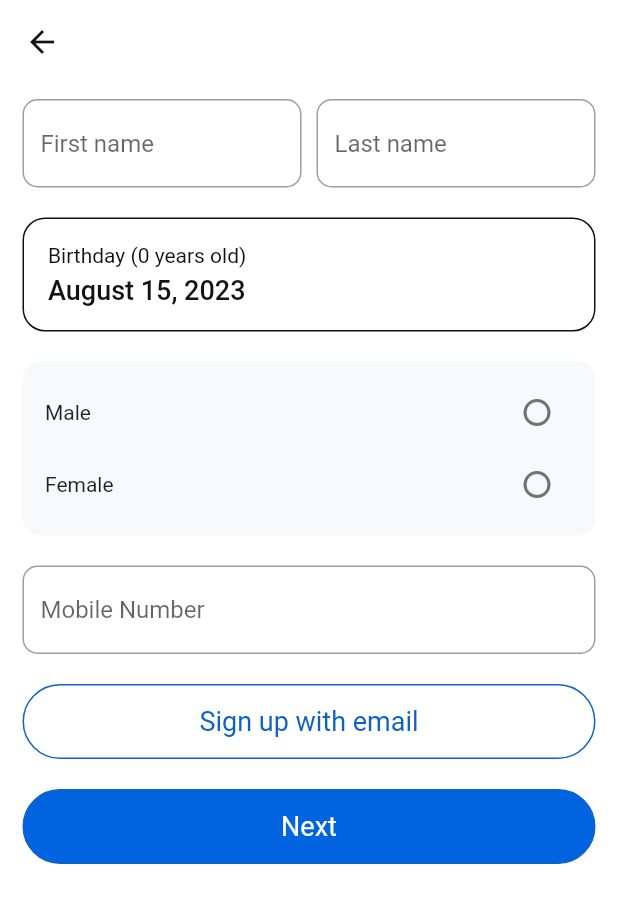
After one commit to mohammadzamaniaf/Facehub, a Flutter app: the CreateAccountScreen screen opened by its route, on a phone screen of 412 x 824 dp. The commit adds this screen. Shown: the top 903 px of the screen. Run offline on Flutter 3.47's test engine with Material 2 defaults, Android fonts, the phone set to English and light mode, and no system bars; our stand-ins replace flutter_holo_date_picker, font_awesome_flutter, jiffy.

Commit message:
designed create account and login screens.

```diff
--- /dev/null
+++ b/lib/config/routes/routes.dart
@@ -0,0 +1,36 @@
+import 'package:flutter/cupertino.dart';
+import 'package:flutter/material.dart';
+
+import '/core/screens/error_screen.dart';
+import '/features/auth/presentation/screens/create_account_screen.dart';
+import '/features/auth/presentation/screens/verify_email_screen.dart';
+import '/features/auth/presentation/screens/verify_otp_screen.dart';
+
+class Routes {
+  static Route onGenerateRoute(RouteSettings settings) {
+    switch (settings.name) {
+      case CreateAccountScreen.routeName:
+        return _cupertinoRoute(const CreateAccountScreen());
+      case VerifyEmailScreen.routeName:
+        return _cupertinoRoute(const VerifyEmailScreen());
+      case VerifyOTPScreen.routeName:
+        return _cupertinoRoute(const VerifyOTPScreen());
+
+      default:
+        return _materialRoute(
+          ErrorScreen(error: 'Wrong Route provided ${settings.name}'),
+        );
+    }
+  }
+
+  // Build material routes for views
+  static Route _materialRoute(Widget view) => MaterialPageRoute(
+        builder: (_) => view,
+      );
+
+  static Route _cupertinoRoute(Widget view) => CupertinoPageRoute(
+        builder: (_) => view,
+      );
+
+  Routes._();
+}
--- /dev/null
+++ b/lib/core/constants/paddings.dart
@@ -0,0 +1,10 @@
+import 'package:flutter/material.dart';
+
+class Paddings {
+  static const defaultPadding = EdgeInsets.symmetric(
+    horizontal: 15,
+    vertical: 10,
+  );
+
+  Paddings._();
+}
--- /dev/null
+++ b/lib/features/auth/presentation/screens/create_account_screen.dart
@@ -0,0 +1,155 @@
+import 'package:facehub/features/auth/presentation/screens/verify_email_screen.dart';
+import 'package:facehub/features/auth/presentation/screens/verify_otp_screen.dart';
+import 'package:flutter/material.dart';
+
+import '/core/constants/app_colors.dart';
+import '/core/constants/paddings.dart';
+import '/core/constants/utils/utils.dart';
+import '/features/auth/presentation/widgets/birthday_picker.dart';
+import '/features/auth/presentation/widgets/gender_picker.dart';
+import '/features/auth/presentation/widgets/round_button.dart';
+import '/features/auth/presentation/widgets/round_text_field.dart';
+
+class CreateAccountScreen extends StatefulWidget {
+  const CreateAccountScreen({super.key});
+
+  static const routeName = '/create-account';
+
+  @override
+  State<CreateAccountScreen> createState() => _CreateAccountScreenState();
+}
+
+class _CreateAccountScreenState extends State<CreateAccountScreen> {
+  DateTime? _birthDay;
+  String? gender;
+  bool useEmail = false;
+  late final TextEditingController _emailController;
+  late final TextEditingController _fNameController;
+  late final TextEditingController _lNameController;
+  late final TextEditingController _birthdayController;
+  late final TextEditingController _phoneNumberController;
+
+  @override
+  void initState() {
+    _emailController = TextEditingController();
+    _fNameController = TextEditingController();
+    _lNameController = TextEditingController();
+    _birthdayController = TextEditingController();
+    _phoneNumberController = TextEditingController();
+    super.initState();
+  }
+
+  @override
+  void dispose() {
+    _emailController.dispose();
+    _fNameController.dispose();
+    _lNameController.dispose();
+    _birthdayController.dispose();
+    _phoneNumberController.dispose();
+    super.dispose();
+  }
+
+  @override
+  Widget build(BuildContext context) {
+    return Scaffold(
+      backgroundColor: AppColors.realWhiteColor,
+      appBar: AppBar(),
+      body: SingleChildScrollView(
+        child: Padding(
+          padding: Paddings.defaultPadding,
+          child: Column(
+            children: [
+              Row(
+                children: [
+                  // First Name Text Field
+                  Expanded(
+                    child: RoundTextField(
+                      controller: _fNameController,
+                      hintText: 'First name',
+                      textInputAction: TextInputAction.next,
+                    ),
+                  ),
+                  const SizedBox(width: 10),
+                  // Last Name Text Field
+                  Expanded(
+                    child: RoundTextField(
+                      controller: _lNameController,
+                      hintText: 'Last name',
+                      textInputAction: TextInputAction.next,
+                    ),
+                  ),
+                ],
+              ),
+              const SizedBox(height: 20),
+              // Birthday picker
+              BirthdayPicker(
+                onPressed: () async {
+                  _birthDay = await pickSimpleDate(
+                        context: context,
+                        date: _birthDay,
+                      ) ??
+                      DateTime.now();
+                  setState(() {});
+                },
+                dateTime: _birthDay ?? DateTime.now(),
+              ),
+              const SizedBox(height: 20),
+              // Gender Picker
+              GenderPicker(
+                gender: gender,
+                onChanged: (value) {
+                  gender = value;
+                  setState(() {});
+                },
+              ),
+              const SizedBox(height: 20),
+              // Phone number / email text field
+              useEmail
+                  ? RoundTextField(
+                      controller: _emailController,
+                      hintText: 'Email',
+                      textInputAction: TextInputAction.done,
+                      keyboardType: TextInputType.emailAddress,
+                    )
+                  : RoundTextField(
+                      controller: _phoneNumberController,
+                      hintText: 'Mobile Number',
+                      textInputAction: TextInputAction.done,
+                      keyboardType: TextInputType.phone,
+                    ),
+              const SizedBox(height: 20),
+              RoundButton(
+                onPressed: () {
+                  useEmail = !useEmail;
+                  setState(() {});
+                },
+                label: useEmail
+                    ? 'Sign up with phone number'
+                    : 'Sign up with email',
+                color: Colors.transparent,
+              ),
+              const SizedBox(height: 20),
+              // Next Button
+              RoundButton(
+                onPressed: () {
+                  if (useEmail) {
+                    // Go to verify email screen
+                    Navigator.of(context).pushNamed(
+                      VerifyEmailScreen.routeName,
+                    );
+                  } else {
+                    // Go to verify otp screen
+                    Navigator.of(context).pushNamed(
+                      VerifyOTPScreen.routeName,
+                    );
+                  }
+                },
+                label: 'Next',
+              ),
+            ],
+          ),
+        ),
+      ),
+    );
+  }
+}
--- /dev/null
+++ b/lib/features/auth/presentation/screens/verify_email_screen.dart
@@ -0,0 +1,16 @@
+import 'package:flutter/material.dart';
+
+class VerifyEmailScreen extends StatelessWidget {
+  const VerifyEmailScreen({super.key});
+
+  static const routeName = '/verify-email-screen';
+
+  @override
+  Widget build(BuildContext context) {
+    return const Scaffold(
+      body: Center(
+        child: Text('Verify Email Screen'),
+      ),
+    );
+  }
+}
--- /dev/null
+++ b/lib/features/auth/presentation/widgets/birthday_picker.dart
@@ -0,0 +1,50 @@
+import 'package:flutter/material.dart';
+import 'package:jiffy/jiffy.dart';
+
+import '/core/constants/app_colors.dart';
+
+class BirthdayPicker extends StatelessWidget {
+  const BirthdayPicker({
+    super.key,
+    required this.dateTime,
+    required this.onPressed,
+  });
+
+  final DateTime dateTime;
+  final VoidCallback onPressed;
+
+  @override
+  Widget build(BuildContext context) {
+    return InkWell(
+      onTap: onPressed,
+      child: Container(
+        width: double.infinity,
+        padding: const EdgeInsets.all(16.0),
+        decoration: BoxDecoration(
+          borderRadius: BorderRadius.circular(15),
+          border: Border.all(color: AppColors.blackColor),
+        ),
+        child: Column(
+          crossAxisAlignment: CrossAxisAlignment.start,
+          children: [
+            Text(
+              'Birthday (${DateTime.now().year - dateTime.year} years old)',
+              style: const TextStyle(
+                color: AppColors.blackColor,
+              ),
+            ),
+            const SizedBox(height: 5),
+            Text(
+              Jiffy.parseFromDateTime(dateTime).yMMMMd,
+              style: const TextStyle(
+                fontSize: 18,
+                color: AppColors.blackColor,
+                fontWeight: FontWeight.w500,
+              ),
+            ),
+          ],
+        ),
+      ),
+    );
+  }
+}
--- /dev/null
+++ b/lib/features/auth/presentation/widgets/gender_picker.dart
@@ -0,0 +1,44 @@
+// ignore_for_file: public_member_api_docs, sort_constructors_first
+import 'package:flutter/cupertino.dart';
+
+import '/core/constants/app_colors.dart';
+import '/core/constants/paddings.dart';
+import '/features/auth/presentation/widgets/gender_radio_tile.dart';
+
+class GenderPicker extends StatelessWidget {
+  const GenderPicker({
+    Key? key,
+    required this.gender,
+    required this.onChanged,
+  }) : super(key: key);
+
+  final String? gender;
+  final Function(String? value) onChanged;
+
+  @override
+  Widget build(BuildContext context) {
+    return Container(
+      padding: Paddings.defaultPadding,
+      decoration: BoxDecoration(
+        color: AppColors.darkWhiteColor,
+        borderRadius: BorderRadius.circular(12),
+      ),
+      child: Column(
+        children: [
+          GenderRadioTile(
+            title: 'Male',
+            value: 'male',
+            selectedValue: gender,
+            onChanged: onChanged,
+          ),
+          GenderRadioTile(
+            title: 'Female',
+            value: 'female',
+            selectedValue: gender,
+            onChanged: onChanged,
+          ),
+        ],
+      ),
+    );
+  }
+}
--- /dev/null
+++ b/lib/features/auth/presentation/widgets/gender_radio_tile.dart
@@ -0,0 +1,31 @@
+import 'package:flutter/material.dart';
+
+class GenderRadioTile extends StatelessWidget {
+  const GenderRadioTile({
+    Key? key,
+    required this.title,
+    required this.value,
+    required this.selectedValue,
+    required this.onChanged,
+  }) : super(key: key);
+
+  final String title;
+  final String value;
+  final String? selectedValue;
+  final Function(String?)? onChanged;
+
+  @override
+  Widget build(BuildContext context) {
+    return Row(
+      mainAxisAlignment: MainAxisAlignment.spaceBetween,
+      children: [
+        Text(title),
+        Radio.adaptive(
+          value: value,
+          groupValue: selectedValue,
+          onChanged: onChanged,
+        ),
+      ],
+    );
+  }
+}
--- a/lib/features/auth/presentation/widgets/round_text_field.dart
+++ b/lib/features/auth/presentation/widgets/round_text_field.dart
@@ -6,9 +6,9 @@ class RoundTextField extends StatelessWidget {
     Key? key,
     required this.controller,
     required this.hintText,
-    required this.keyboardType,
     required this.textInputAction,
     this.isPassword = false,
+    this.keyboardType = TextInputType.text,
   }) : super(key: key);
 
   final TextEditingController controller;
@@ -24,7 +24,9 @@ class RoundTextField extends StatelessWidget {
       decoration: InputDecoration(
         hintText: hintText,
         border: const OutlineInputBorder(
-          borderRadius: BorderRadius.all(Radius.circular(10)),
+          borderRadius: BorderRadius.all(
+            Radius.circular(10),
+          ),
         ),
       ),
       obscureText: isPassword,
--- a/lib/features/feed/presentation/widgets/post_tile.dart
+++ b/lib/features/feed/presentation/widgets/post_tile.dart
@@ -1,6 +1,6 @@
 import 'dart:math';
 
-import 'package:timeago/timeago.dart' as timeago;
+import 'package:jiffy/jiffy.dart';
 import 'package:facehub/core/widgets/icon_text_button.dart';
 import 'package:facehub/core/widgets/round_like_iocn.dart';
 import 'package:flutter/material.dart';
@@ -145,7 +145,7 @@ class PostHeader extends StatelessWidget {
                 ),
               ),
               Text(
-                timeago.format(datePublished),
+                Jiffy.parseFromDateTime(datePublished).fromNow(),
                 style: const TextStyle(
                   fontSize: 14,
                   color: Colors.grey,
--- a/lib/main.dart
+++ b/lib/main.dart
@@ -1,4 +1,7 @@
+import 'package:facehub/config/routes/routes.dart';
 import 'package:facehub/config/themes/app_theme.dart';
+import 'package:facehub/core/screens/error_screen.dart';
+import 'package:facehub/features/auth/presentation/screens/create_account_screen.dart';
 import 'package:facehub/features/auth/presentation/screens/login_screen.dart';
 import 'package:flutter/material.dart';
 
@@ -16,6 +19,7 @@ class MainApp extends StatelessWidget {
     return MaterialApp(
       theme: AppTheme.appTheme(),
       debugShowCheckedModeBanner: false,
+      onGenerateRoute: Routes.onGenerateRoute,
       home: const LoginScreen(),
     );
   }
--- a/pubspec.yaml
+++ b/pubspec.yaml
@@ -9,8 +9,10 @@ environment:
 dependencies:
   flutter:
     sdk: flutter
+  flutter_holo_date_picker: ^1.1.0
   font_awesome_flutter: ^10.5.0
-  timeago: ^3.5.0
+  jiffy: ^6.2.1
+  # timeago: ^3.5.0
 
 dev_dependencies:
   flutter_test:
```
Also changed, not shown: lib/config/themes/app_theme.dart (+12 -0 lines), lib/core/constants/utils/utils.dart (added, +25 -0 lines), lib/core/screens/error_screen.dart (added, +23 -0 lines), lib/features/auth/presentation/screens/login_screen.dart (+8 -5 lines), lib/features/auth/presentation/screens/verify_otp_screen.dart (added, +16 -0 lines), pubspec.lock.
